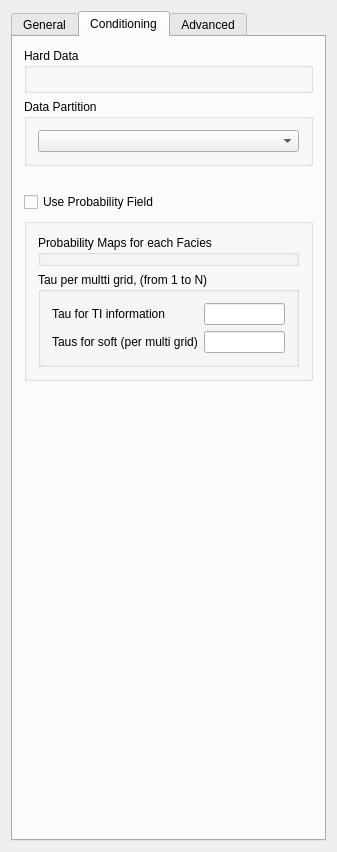
This is lib/win32/release/plugins/Geostat/snesim_partition.ui in fnavarrov/SGeMS as Qt 5 draws it before an edit. The edited form follows.
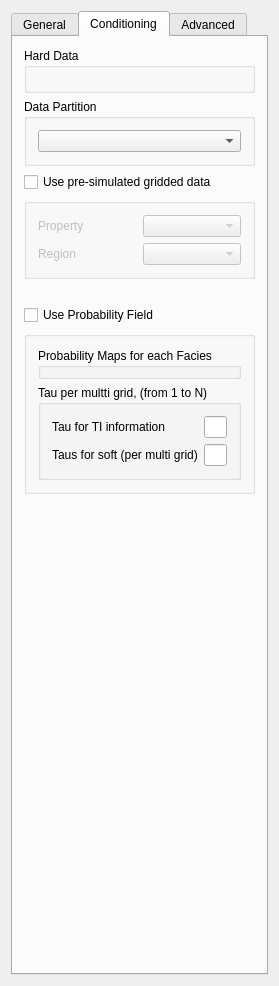
This is the edited form. The open tabs and pages were chosen to show the change. Custom widgets are drawn as their Qt base class.

Commit message:
Save project now saves the grid under the sgems_beta format
More checks for create_new_region dialog

The edit to the form file:
```diff
--- a/lib/win32/release/plugins/Geostat/snesim_partition.ui
+++ b/lib/win32/release/plugins/Geostat/snesim_partition.ui
@@ -12,16 +12,28 @@
    <rect>
     <x>0</x>
     <y>0</y>
-    <width>337</width>
-    <height>852</height>
+    <width>272</width>
+    <height>986</height>
    </rect>
   </property>
   <property name="windowTitle">
    <string>Partition Snesim</string>
   </property>
-  <layout class="QGridLayout">
-   <item row="0" column="0">
+  <property name="AlgorithmCategory" stdset="0">
+   <string>Simulation</string>
+  </property>
+  <property name="AlgorithmDescription" stdset="0">
+   <string>SNESIM with search tree partitionning</string>
+  </property>
+  <layout class="QVBoxLayout" name="verticalLayout_3">
+   <item>
     <widget class="QTabWidget" name="tabWidget2">
+     <property name="enabled">
+      <bool>true</bool>
+     </property>
+     <property name="currentIndex">
+      <number>0</number>
+     </property>
      <widget class="QWidget" name="tab">
       <attribute name="title">
        <string>General</string>
@@ -373,7 +385,7 @@
       <attribute name="title">
        <string>Conditioning</string>
       </attribute>
-      <layout class="QVBoxLayout">
+      <layout class="QVBoxLayout" name="verticalLayout">
        <item>
         <widget class="Q3GroupBox" name="GroupBox3">
          <property name="title">
@@ -398,6 +410,49 @@
          </layout>
         </widget>
        </item>
+       <item>
+        <widget class="QCheckBox" name="use_pre_simulated_gridded_data">
+         <property name="text">
+          <string>Use pre-simulated gridded data</string>
+         </property>
+        </widget>
+       </item>
+       <item>
+        <widget class="QGroupBox" name="pre_sim_box">
+         <property name="enabled">
+          <bool>false</bool>
+         </property>
+         <property name="title">
+          <string/>
+         </property>
+         <layout class="QGridLayout" name="gridLayout_2">
+          <item row="0" column="0">
+           <widget class="QLabel" name="label">
+            <property name="text">
+             <string>Property</string>
+            </property>
+           </widget>
+          </item>
+          <item row="0" column="1">
+           <widget class="SinglePropertySelector" name="Pre_Simulated_Gridded_Data">
+            <property name="enabled">
+             <bool>false</bool>
+            </property>
+           </widget>
+          </item>
+          <item row="1" column="0">
+           <widget class="QLabel" name="label_2">
+            <property name="text">
+             <string>Region</string>
+            </property>
+           </widget>
+          </item>
+          <item row="1" column="1">
+           <widget class="SingleRegionSelector" name="Pre_Simulated_Gridded_Region"/>
+          </item>
+         </layout>
+        </widget>
+       </item>
        <item>
         <spacer name="spacer8_2">
          <property name="orientation">
@@ -588,16 +643,6 @@
  <layoutdefault spacing="6" margin="11"/>
  <pixmapfunction>qPixmapFromMimeSource</pixmapfunction>
  <customwidgets>
-  <customwidget>
-   <class>GridSelector</class>
-   <extends>QComboBox</extends>
-   <header>GsTLAppli/extra/qtplugins/selectors.h</header>
-  </customwidget>
-  <customwidget>
-   <class>PropertySelector</class>
-   <extends>QWidget</extends>
-   <header>GsTLAppli/extra/qtplugins/selectors.h</header>
-  </customwidget>
   <customwidget>
    <class>SinglePropertySelector</class>
    <extends>QComboBox</extends>
@@ -618,6 +663,21 @@
    <extends>QGroupBox</extends>
    <header>GsTLAppli/extra/qtplugins/selectors.h</header>
   </customwidget>
+  <customwidget>
+   <class>SingleRegionSelector</class>
+   <extends>QComboBox</extends>
+   <header>GsTLAppli/extra/qtplugins/selectors.h</header>
+  </customwidget>
+  <customwidget>
+   <class>GridSelector</class>
+   <extends>QTabWidget</extends>
+   <header>GsTLAppli/extra/qtplugins/selectors.h</header>
+  </customwidget>
+  <customwidget>
+   <class>PropertySelector</class>
+   <extends>QWidget</extends>
+   <header>GsTLAppli/extra/qtplugins/selectors.h</header>
+  </customwidget>
   <customwidget>
    <class>Q3GroupBox</class>
    <extends>QGroupBox</extends>
```
Left out of the diff: 91 changed lines with no effect on the pictures. The commit also changes 19 other files.
